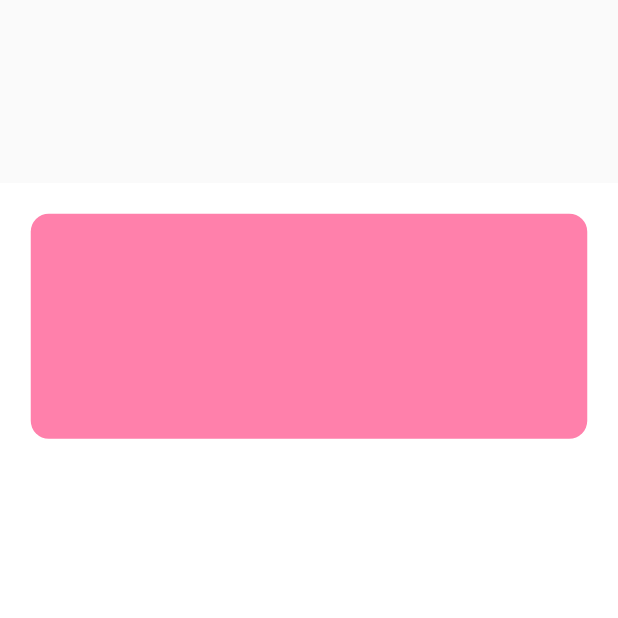
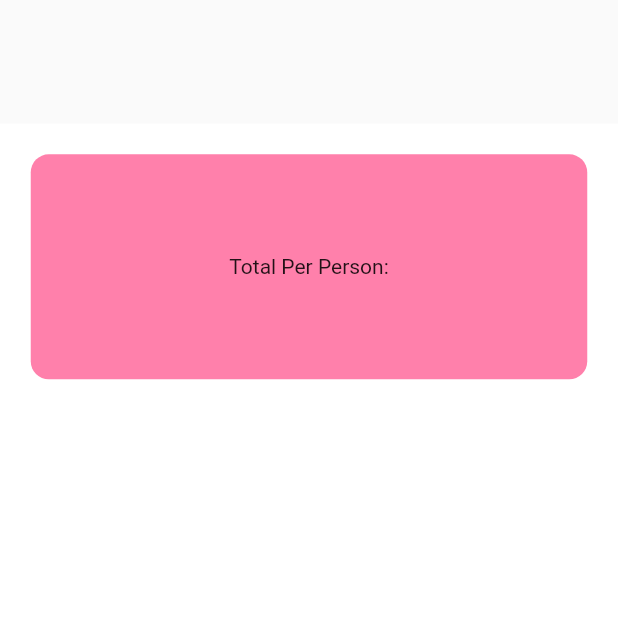
Before and after one commit to ABOALI112/tip_calculator_app, a Flutter app: the screen it shows after launch, on a phone screen of 412 x 824 dp, the top half of it. Run offline on Flutter 3.47's test engine with Material 2 defaults, Android fonts, the phone set to English and light mode, and no system bars.

Commit message:
setting up the card to show the total bill per person

```diff
--- a/lib/UI/home.dart
+++ b/lib/UI/home.dart
@@ -1,4 +1,3 @@
-import 'package:flutter/cupertino.dart';
 import 'package:flutter/material.dart';
 
 class Bill_Splitter extends StatefulWidget {
@@ -19,12 +18,13 @@ class _Bill_SplitterState extends State<Bill_Splitter> {
       title: "Bill_Tip_Calculator",
       home: Scaffold(
         body: Container(
-          margin: EdgeInsets.only(top: 122.0),
+          margin:
+              EdgeInsets.only(top: MediaQuery.of(context).size.height * 0.1),
           alignment: Alignment.center,
           color: Colors.white,
           child: ListView(
             scrollDirection: Axis.vertical,
-            padding: EdgeInsets.all(20.5),
+            padding: const EdgeInsets.all(20.5),
             children: [
               Container(
                 width: 150,
@@ -32,6 +32,12 @@ class _Bill_SplitterState extends State<Bill_Splitter> {
                 decoration: BoxDecoration(
                   color: Colors.pinkAccent.shade100,
                   borderRadius: BorderRadius.circular(12.0),
+                ),
+                child: Column(
+                  mainAxisAlignment: MainAxisAlignment.center,
+                  children: const [
+                    Text("Total Per Person:"),
+                  ],
                 ),
               )
             ],
--- a/lib/main.dart
+++ b/lib/main.dart
@@ -3,5 +3,7 @@ import 'package:flutter/material.dart';
 import 'UI/home.dart';
 
 void main() {
-  runApp(const Bill_Splitter());
+  runApp(const MaterialApp(
+    home: Bill_Splitter(),
+  ));
 }
```
